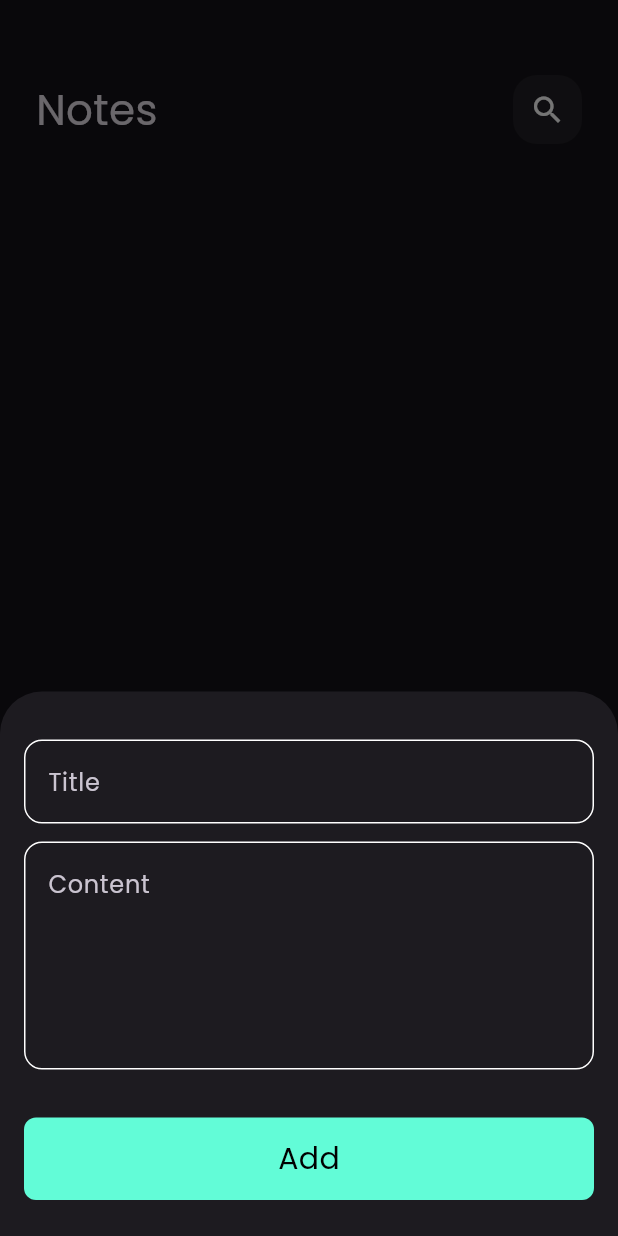
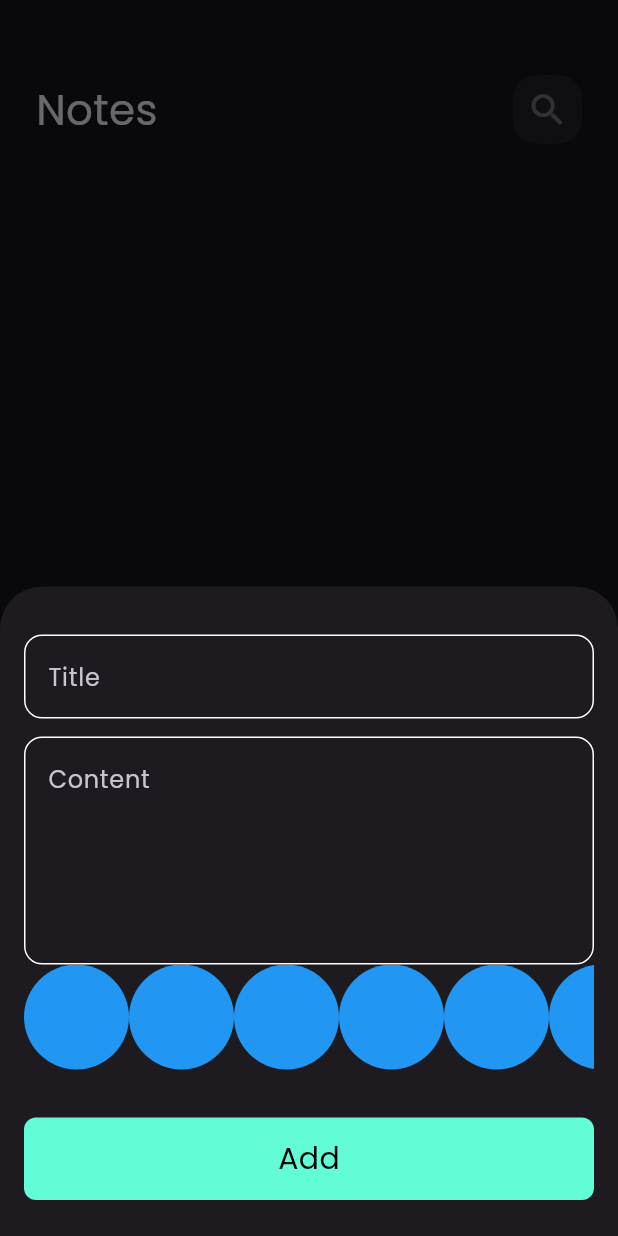
Before and after one commit to mohamedabdelhamed555/note_app, a Flutter app: the screen it shows after launch, after a tap on the "add" icon, on a phone screen of 412 x 824 dp. Run offline on Flutter 3.47's test engine with Material 3 defaults, Android fonts, the phone set to English and light mode, and no system bars; our stand-ins replace bloc, flutter_bloc, hive, hive_flutter; accounts and stored records are empty.

Commit message:
create color list wiew bart one

```diff
--- a/lib/cubits/read_notes/notes_cubit.dart
+++ b/lib/cubits/read_notes/notes_cubit.dart
@@ -1,3 +1,5 @@
+// ignore_for_file: depend_on_referenced_packages
+
 import 'package:bloc/bloc.dart';
 import 'package:hive/hive.dart';
 import 'package:meta/meta.dart';
--- a/lib/models/note_model.dart
+++ b/lib/models/note_model.dart
@@ -5,13 +5,13 @@ part 'note_model.g.dart';
 @HiveType(typeId: 0)
 class NoteModel extends HiveObject {
   @HiveField(0)
-  final String title;
+  String title;
   @HiveField(1)
-  final String subTitle;
+  String subTitle;
   @HiveField(2)
   final String date;
   @HiveField(3)
-  final int color;
+  int color;
 
   NoteModel({
     required this.title,
--- a/lib/views/widgets/add_note_bottom_sheet.dart
+++ b/lib/views/widgets/add_note_bottom_sheet.dart
@@ -28,7 +28,7 @@ class AddNoteBottomSheet extends StatelessWidget {
                   left: 16,
                   right: 16,
                   bottom: MediaQuery.of(context).viewInsets.bottom),
-              child: SingleChildScrollView(child: AddNoteForm()),
+              child: const SingleChildScrollView(child: AddNoteForm()),
             ),
           );
         },
--- a/lib/views/widgets/add_note_form.dart
+++ b/lib/views/widgets/add_note_form.dart
@@ -3,6 +3,7 @@ import 'package:flutter_bloc/flutter_bloc.dart';
 import 'package:intl/intl.dart';
 import 'package:note/cubits/add_note_cubit/add_notes_cubit.dart';
 import 'package:note/models/note_model.dart';
+import 'package:note/views/widgets/color_list_View.dart';
 
 import 'custom_buttom.dart';
 import 'custom_text_feild.dart';
@@ -46,6 +47,7 @@ class _AddNoteFormState extends State<AddNoteForm> {
             hint: 'Content',
             maxLines: 5,
           ),
+          const ColorListView(),
           const SizedBox(
             height: 32,
           ),
--- /dev/null
+++ b/lib/views/widgets/color_list_View.dart
@@ -0,0 +1,31 @@
+import 'package:flutter/material.dart';
+
+class ColorItem extends StatelessWidget {
+  const ColorItem({super.key});
+
+  @override
+  Widget build(BuildContext context) {
+    return const CircleAvatar(
+      radius: 35,
+      backgroundColor: Colors.blue,
+    );
+  }
+}
+
+class ColorListView extends StatelessWidget {
+  const ColorListView({super.key});
+
+  @override
+  Widget build(BuildContext context) {
+    return SizedBox(
+      height: 35 * 2,
+      child: ListView.builder(
+        scrollDirection: Axis.horizontal,
+        itemCount: 10,
+        itemBuilder: (context, index) {
+          return const ColorItem();
+        },
+      ),
+    );
+  }
+}
--- a/lib/views/widgets/custom_app_bar.dart
+++ b/lib/views/widgets/custom_app_bar.dart
@@ -2,10 +2,12 @@ import 'package:flutter/material.dart';
 import 'package:note/views/widgets/custon_search_icon.dart';
 
 class CustomAppBar extends StatelessWidget {
-  const CustomAppBar({super.key, required this.title, required this.icon});
+  const CustomAppBar(
+      {super.key, required this.title, required this.icon, this.onPressed});
 
   final String title;
   final IconData icon;
+  final void Function()? onPressed;
   @override
   Widget build(BuildContext context) {
     return Row(
@@ -15,7 +17,8 @@ class CustomAppBar extends StatelessWidget {
           style: const TextStyle(fontSize: 28),
         ),
         const Spacer(),
-        CustomSearchIcon(
+        CustomIcon(
+          onPressed: onPressed,
           icon: icon,
         )
       ],
--- a/lib/views/widgets/custom_text_feild.dart
+++ b/lib/views/widgets/custom_text_feild.dart
@@ -5,14 +5,20 @@ import 'package:note/constant.dart';
 
 class CustomTextFeild extends StatelessWidget {
   const CustomTextFeild(
-      {super.key, required this.hint, this.maxLines = 1, this.onSaved});
+      {super.key,
+      required this.hint,
+      this.maxLines = 1,
+      this.onSaved,
+      this.onChanged});
 
   final String hint;
   final int maxLines;
+  final Function(String)? onChanged;
   final void Function(String?)? onSaved;
   @override
   Widget build(BuildContext context) {
     return TextFormField(
+      onChanged: onChanged,
       onSaved: onSaved,
       validator: (value) {
         if (value?.isEmpty ?? true) {
--- a/lib/views/widgets/custon_search_icon.dart
+++ b/lib/views/widgets/custon_search_icon.dart
@@ -1,9 +1,10 @@
 import 'package:flutter/material.dart';
 
-class CustomSearchIcon extends StatelessWidget {
-  const CustomSearchIcon({super.key, required this.icon});
+class CustomIcon extends StatelessWidget {
+  const CustomIcon({super.key, required this.icon, this.onPressed});
 
   final IconData icon;
+  final void Function()? onPressed;
   @override
   Widget build(BuildContext context) {
     return Container(
@@ -13,9 +14,12 @@ class CustomSearchIcon extends StatelessWidget {
         color: Colors.white.withOpacity(0.05),
         borderRadius: BorderRadius.circular(16),
       ),
-      child: Icon(
-        icon,
-        size: 24,
+      child: IconButton(
+        onPressed: onPressed,
+        icon: Icon(
+          icon,
+          size: 28,
+        ),
       ),
     );
   }
--- a/lib/views/widgets/note_item.dart
+++ b/lib/views/widgets/note_item.dart
@@ -13,7 +13,9 @@ class NoteItem extends StatelessWidget {
     return GestureDetector(
       onTap: () {
         Navigator.push(context, MaterialPageRoute(builder: (context) {
-          return const EditNoteView();
+          return EditNoteView(
+            note: note,
+          );
         }));
       },
       child: Container(
```
Also changed, not shown: lib/simple_bloc_observe.dart (+3 -9 lines), lib/views/edit_note_view.dart (+8 -3 lines), lib/views/widgets/edit_note_body.dart (+35 -9 lines).
